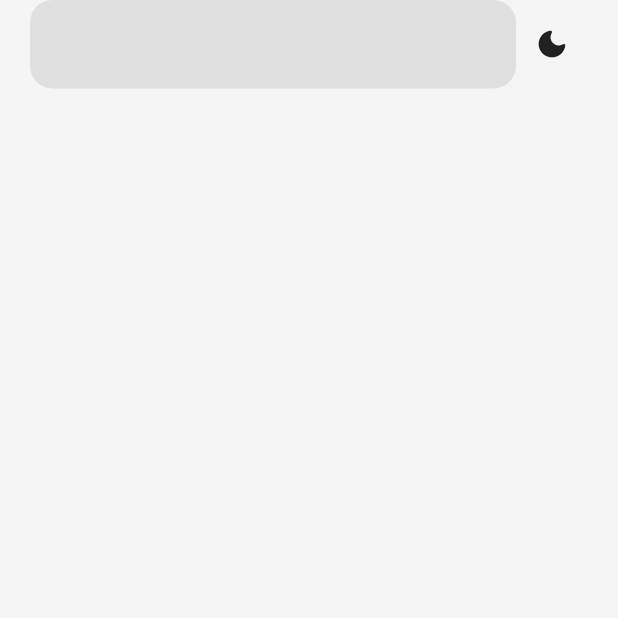
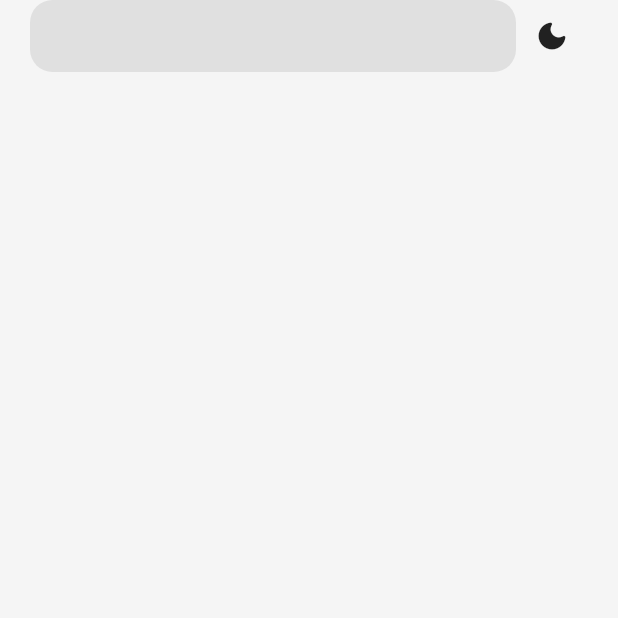
Before and after one commit to gulsenkeskin/book-app, a Flutter app: the screen it shows after launch, after a tap on the "light mode" icon, on a phone screen of 412 x 824 dp, the top half of it. Run offline on Flutter 3.47's test engine with Material 2 defaults, Android fonts, the phone set to English and light mode, and no system bars; generated files the repository leaves out were written again.

Commit message:
Update custom_app_bar.dart
text field ın üstten ve alttan padding değerlerine 0 verildi

```diff
--- a/lib/src/page/home/widget/custom_app_bar.dart
+++ b/lib/src/page/home/widget/custom_app_bar.dart
@@ -19,7 +19,8 @@ class CustomAppBar extends StatelessWidget {
               border: OutlineInputBorder(
                 borderRadius: BorderRadius.circular(15),
                 borderSide: BorderSide.none
-              )
+              ),
+              contentPadding: const EdgeInsets.symmetric(vertical: 0)
             ),
           )),
           IconButton(
```
